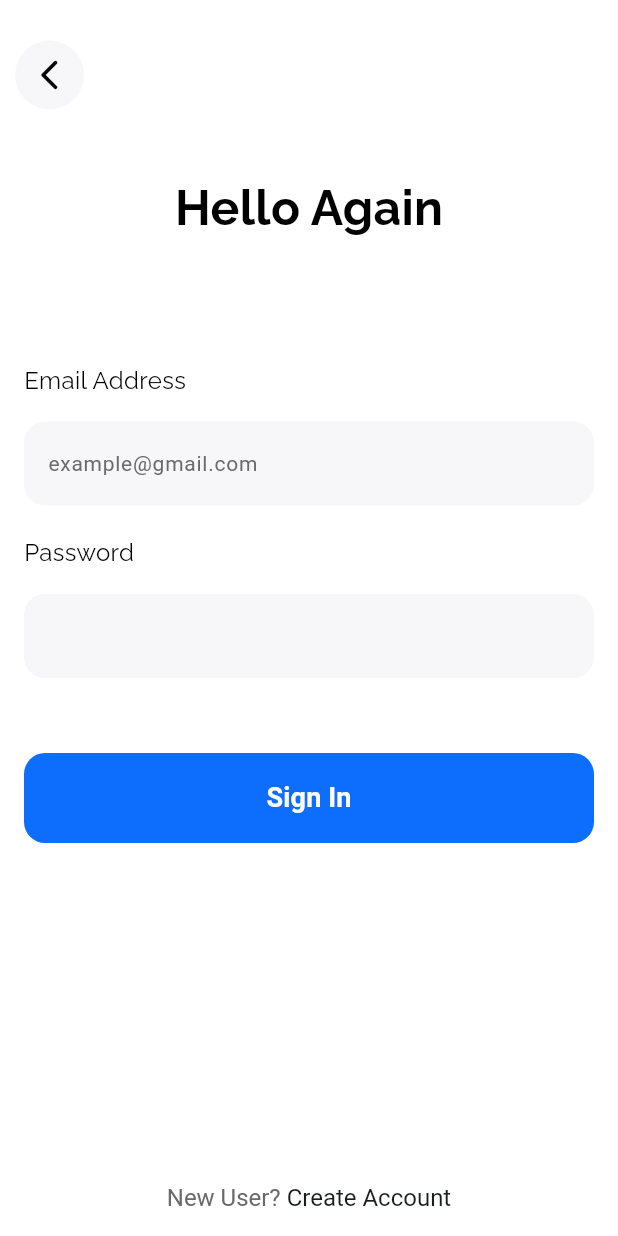
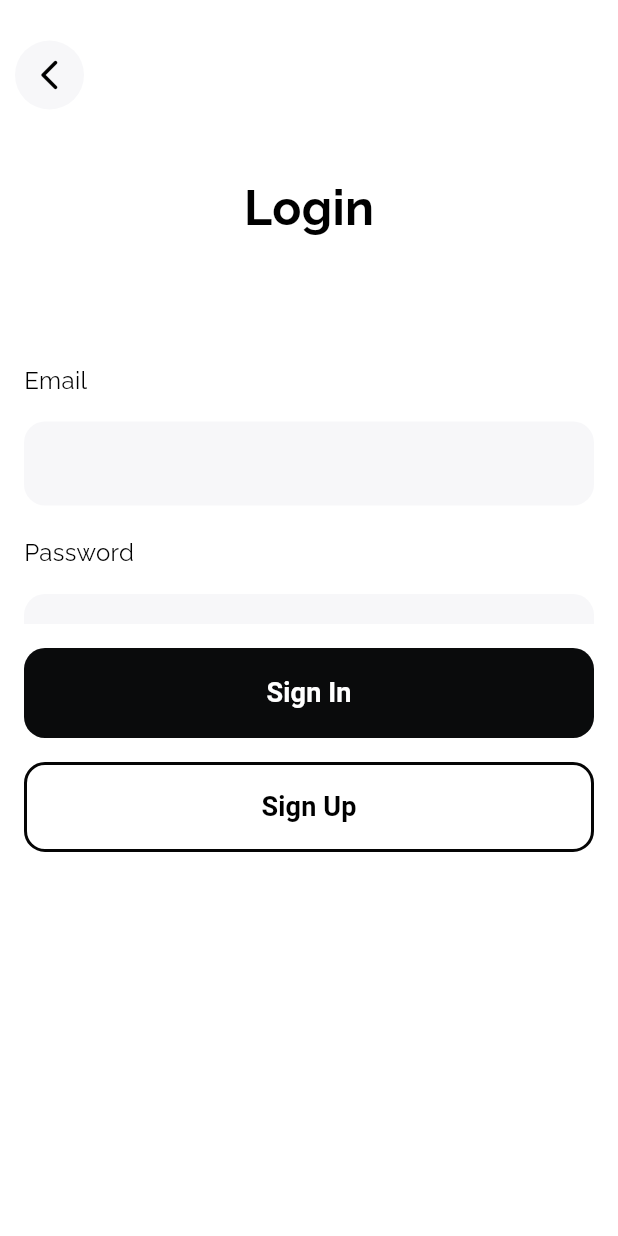
Before and after one commit to ilham575/campus_life_hub_project, a Flutter app: the screen it shows after launch, on a phone screen of 412 x 824 dp. Run offline on Flutter 3.47's test engine with Material 3 defaults, Android fonts, the phone set to English and light mode, and no system bars; our stand-ins replace firebase_auth, firebase_core, fluttertoast, google_fonts; accounts and stored records are empty.

Commit message:
edit them login page and singin page || edit navbar and add news page

```diff
--- a/lib/main.dart
+++ b/lib/main.dart
@@ -3,10 +3,6 @@ import 'package:firebase_core/firebase_core.dart';
 import 'firebase_options.dart';
 import 'package:campus_life_hub/pages/login/login.dart';
 
-<<<<<<< HEAD
-=======
-
->>>>>>> 13a77d3 (edit conflict)
 
 
 Future<void> main() async {
--- a/lib/pages/login/login.dart
+++ b/lib/pages/login/login.dart
@@ -16,7 +16,7 @@ class Login extends StatelessWidget {
     return Scaffold(
       backgroundColor: Colors.white,
       resizeToAvoidBottomInset: true,
-      bottomNavigationBar: _signup(context),
+      //bottomNavigationBar: _signup(context),
       appBar: AppBar(
         backgroundColor: Colors.transparent,
         elevation: 0,
@@ -52,7 +52,7 @@ class Login extends StatelessWidget {
             children: [
               Center(
                 child: Text(
-                  'Hello Again',
+                  'Login',
                   style: GoogleFonts.raleway(
                     textStyle: const TextStyle(
                       color: Colors.black,
@@ -66,10 +66,28 @@ class Login extends StatelessWidget {
               _emailAddress(),
               const SizedBox(height: 20),
               _password(),
-              const SizedBox(height: 50),
+              /* const SizedBox(height: 50),
               _signin(context),
+              const SizedBox(height: 16),
+              _signup(context), // ย้ายมาที่นี่ */
             ],
           ),
+        ),
+      ),
+      bottomNavigationBar: Padding(
+        padding: const EdgeInsets.fromLTRB(
+          16,
+          16,
+          16,
+          256, // เพิ่มระยะห่างด้านล่าง
+        ), // เปลี่ยนตรงนี้ เพิ่มระยะห่างด้านล่าง
+        child: Column(
+          mainAxisSize: MainAxisSize.min,
+          children: [
+            _signin(context),
+            const SizedBox(height: 16),
+            _signup(context),
+          ],
         ),
       ),
     );
@@ -81,7 +99,7 @@ class Login extends StatelessWidget {
       crossAxisAlignment: CrossAxisAlignment.start,
       children: [
         Text(
-          'Email Address',
+          'Email',
           style: GoogleFonts.raleway(
             textStyle: const TextStyle(
               color: Colors.black,
@@ -95,7 +113,7 @@ class Login extends StatelessWidget {
           controller: _emailController,
           decoration: InputDecoration(
             filled: true,
-            hintText: 'example@gmail.com',
+            //hintText: 'example@email.com',
             hintStyle: const TextStyle(
               color: Color(0xff6A6A6A),
               fontWeight: FontWeight.normal,
@@ -147,7 +165,7 @@ class Login extends StatelessWidget {
   Widget _signin(BuildContext context) {
     return ElevatedButton(
       style: ElevatedButton.styleFrom(
-        backgroundColor: const Color(0xff0D6EFD),
+        backgroundColor: const Color.fromARGB(255, 10, 11, 12),
         shape: RoundedRectangleBorder(borderRadius: BorderRadius.circular(14)),
         minimumSize: const Size(double.infinity, 60),
         elevation: 0,
@@ -171,7 +189,35 @@ class Login extends StatelessWidget {
   }
 
   Widget _signup(BuildContext context) {
-    return Padding(
+    return ElevatedButton(
+      style: ElevatedButton.styleFrom(
+        backgroundColor: const Color.fromARGB(255, 255, 255, 255),
+        side: BorderSide(color: const Color.fromARGB(255, 5, 5, 5), width: 2),
+        shape: RoundedRectangleBorder(borderRadius: BorderRadius.circular(14)),
+        minimumSize: const Size(double.infinity, 60),
+        elevation: 0,
+      ),
+      onPressed: () {
+        Navigator.push(
+          context,
+          MaterialPageRoute(builder: (context) => Signup()),
+        );
+      },
+      child: const Text(
+        "Sign Up",
+        style: TextStyle(
+          color: Color.fromARGB(
+            255,
+            0,
+            0,
+            0,
+          ), // เปลี่ยนเป็นสีที่ต้องการ เช่น Colors.blue
+          fontWeight: FontWeight.bold,
+          fontSize: 18,
+        ),
+      ),
+    );
+    /*  return Padding(
       padding: const EdgeInsets.only(bottom: 16),
       child: RichText(
         textAlign: TextAlign.center,
@@ -203,6 +249,6 @@ class Login extends StatelessWidget {
           ],
         ),
       ),
-    );
+    ); */
   }
 }
```
Also changed, not shown: lib/navbar/main_navbar.dart (added, +26 -0 lines), lib/pages/home/home.dart (+10 -17 lines), lib/pages/news/news.dart (added, +16 -0 lines), lib/pages/signup/signup.dart (+90 -39 lines), lib/services/auth_service.dart (+15 -41 lines).
